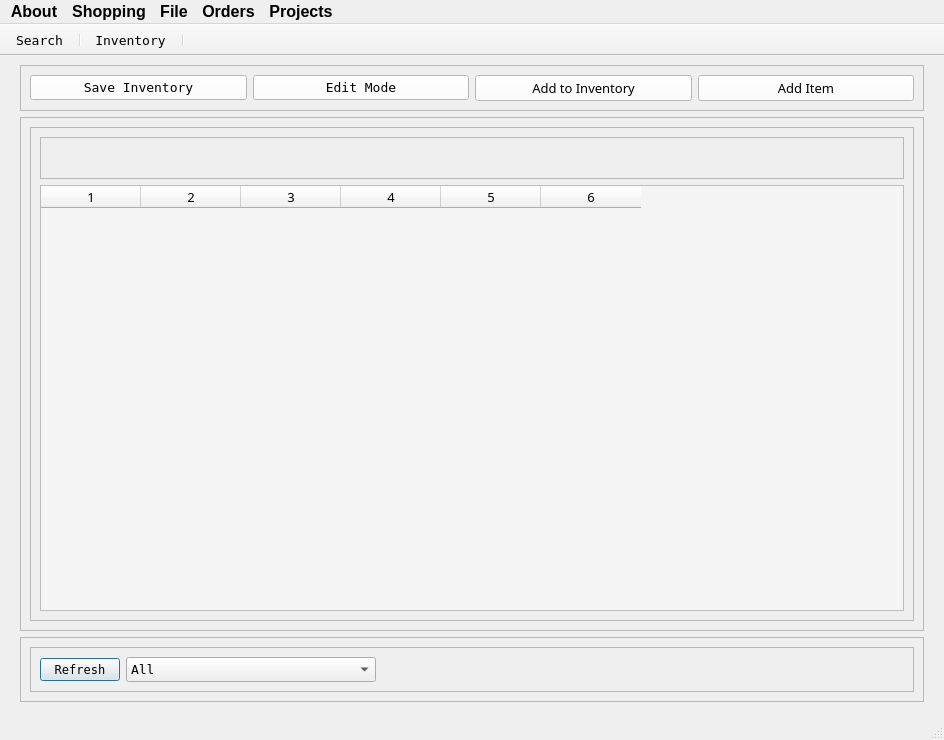
First picture: the form in Program_Files/UI_Files/gui_app.ui, repository Thomas1B/Electronics-Inventory-Program, before the edit.
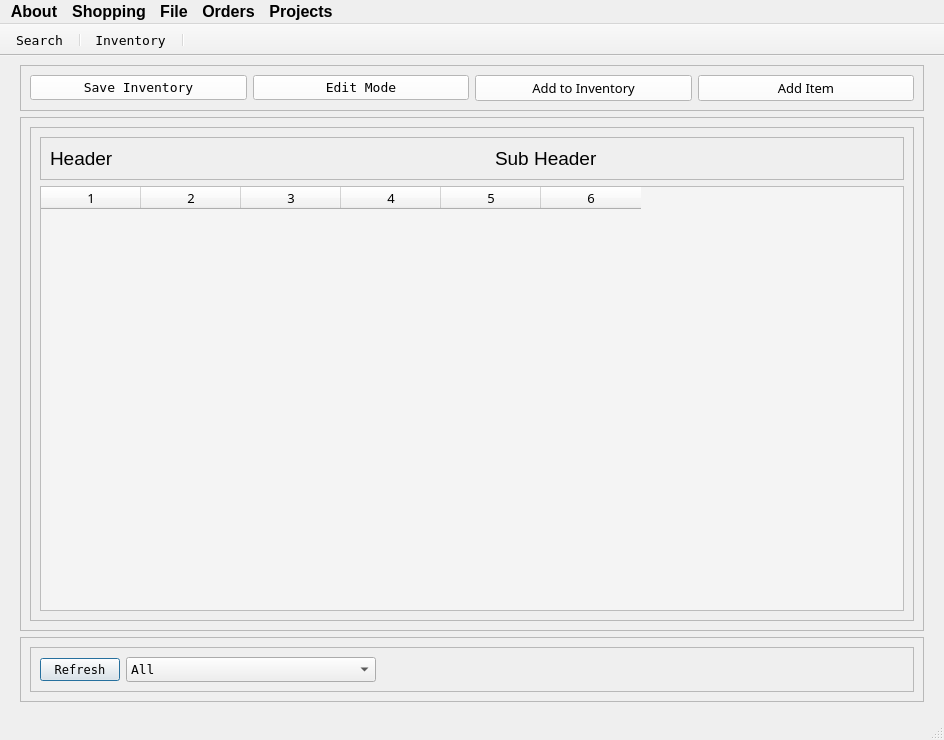
Second picture: the form after the edit. Icons and pictures are not drawn.

```diff
--- a/Program_Files/UI_Files/gui_app.ui
+++ b/Program_Files/UI_Files/gui_app.ui
@@ -197,8 +197,39 @@
             <property name="frameShadow">
              <enum>QFrame::Raised</enum>
             </property>
-            <layout class="QHBoxLayout" name="horizontalLayout">
-             <item>
+            <layout class="QGridLayout" name="gridLayout_3">
+             <item row="0" column="2">
+              <widget class="QLabel" name="sub_header">
+               <property name="font">
+                <font>
+                 <family>Arial</family>
+                 <pointsize>14</pointsize>
+                 <weight>50</weight>
+                 <bold>false</bold>
+                 <underline>false</underline>
+                </font>
+               </property>
+               <property name="styleSheet">
+                <string notr="true"/>
+               </property>
+               <property name="text">
+                <string>Sub Header</string>
+               </property>
+               <property name="alignment">
+                <set>Qt::AlignLeading|Qt::AlignLeft|Qt::AlignTop</set>
+               </property>
+               <property name="wordWrap">
+                <bool>false</bool>
+               </property>
+               <property name="margin">
+                <number>0</number>
+               </property>
+               <property name="indent">
+                <number>-1</number>
+               </property>
+              </widget>
+             </item>
+             <item row="0" column="0">
               <widget class="QLabel" name="header">
                <property name="font">
                 <font>
@@ -213,7 +244,7 @@
                 <string notr="true"/>
                </property>
                <property name="text">
-                <string/>
+                <string>Header</string>
                </property>
                <property name="alignment">
                 <set>Qt::AlignLeading|Qt::AlignLeft|Qt::AlignTop</set>
@@ -229,7 +260,7 @@
                </property>
               </widget>
              </item>
-             <item>
+             <item row="0" column="1">
               <spacer name="horizontalSpacer">
                <property name="orientation">
                 <enum>Qt::Horizontal</enum>
@@ -245,37 +276,6 @@
                </property>
               </spacer>
              </item>
-             <item>
-              <widget class="QLabel" name="sub_header">
-               <property name="font">
-                <font>
-                 <family>Arial</family>
-                 <pointsize>14</pointsize>
-                 <weight>50</weight>
-                 <bold>false</bold>
-                 <underline>false</underline>
-                </font>
-               </property>
-               <property name="styleSheet">
-                <string notr="true"/>
-               </property>
-               <property name="text">
-                <string/>
-               </property>
-               <property name="alignment">
-                <set>Qt::AlignLeading|Qt::AlignLeft|Qt::AlignTop</set>
-               </property>
-               <property name="wordWrap">
-                <bool>false</bool>
-               </property>
-               <property name="margin">
-                <number>0</number>
-               </property>
-               <property name="indent">
-                <number>-1</number>
-               </property>
-              </widget>
-             </item>
             </layout>
            </widget>
           </item>
```
